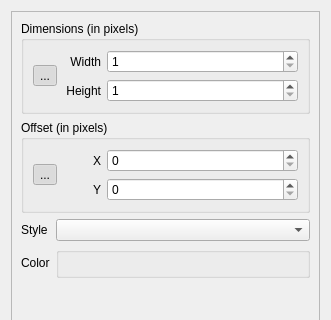
Before: the Qt Designer form forms/gridsettingsdialog.ui in huderlem/porymap, drawn with Qt 5; both pictures show x 0 to 331 and y 0 to 320 of the 331 by 467 pixel window.
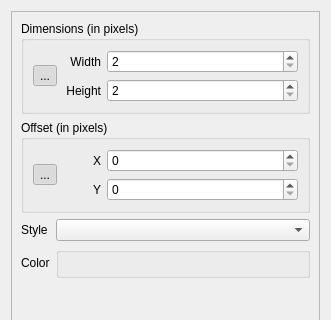
After: the same form once the commit is applied. Icons and pictures are not drawn. Custom widgets are drawn as their Qt base class.

Diff of the .ui file:
```diff
--- a/forms/gridsettingsdialog.ui
+++ b/forms/gridsettingsdialog.ui
@@ -114,7 +114,10 @@
           <item row="1" column="2">
            <widget class="NoScrollSpinBox" name="spinBox_Height">
             <property name="minimum">
-             <number>1</number>
+             <number>2</number>
+            </property>
+            <property name="maximum">
+             <number>999</number>
             </property>
            </widget>
           </item>
@@ -141,7 +144,10 @@
           <item row="0" column="2">
            <widget class="NoScrollSpinBox" name="spinBox_Width">
             <property name="minimum">
-             <number>1</number>
+             <number>2</number>
+            </property>
+            <property name="maximum">
+             <number>999</number>
             </property>
            </widget>
           </item>
```
Left out of the diff: 18 changed lines with no effect on the pictures.
